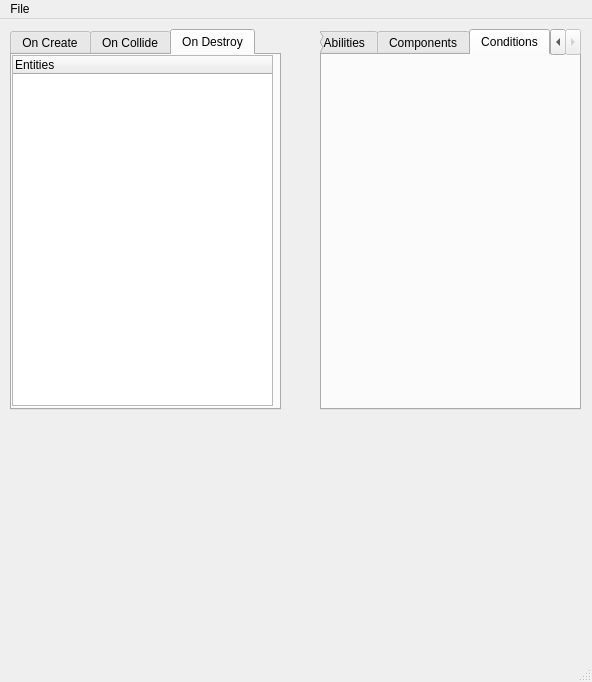
This is RootTools/AbilityEditor/UI/AbilityEditor.ui in kevinortegren/zombieshroom as Qt 5 draws it before an edit. The edited form follows.
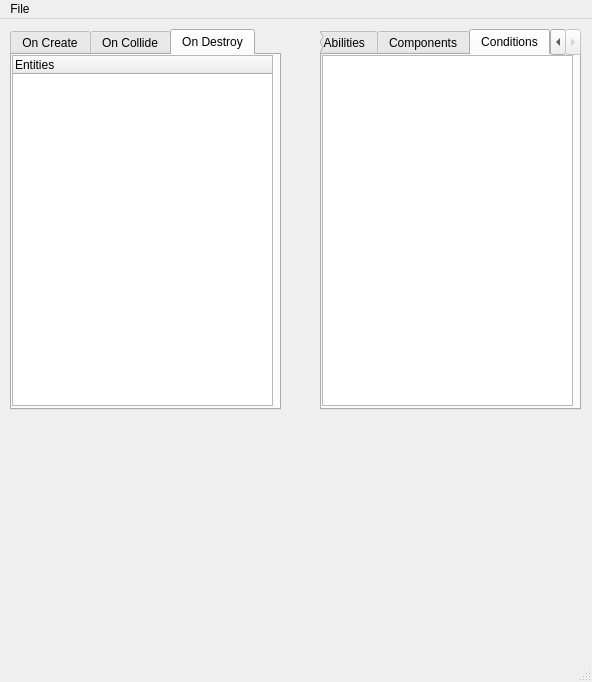
This is the edited form. The open tabs and pages were chosen to show the change.

The edit to the form file:
```diff
--- a/RootTools/AbilityEditor/UI/AbilityEditor.ui
+++ b/RootTools/AbilityEditor/UI/AbilityEditor.ui
@@ -10,6 +10,12 @@
     <height>682</height>
    </rect>
   </property>
+  <property name="sizePolicy">
+   <sizepolicy hsizetype="Preferred" vsizetype="Preferred">
+    <horstretch>0</horstretch>
+    <verstretch>0</verstretch>
+   </sizepolicy>
+  </property>
   <property name="windowTitle">
    <string>AbilityEditor</string>
   </property>
@@ -171,6 +177,16 @@
      <attribute name="title">
       <string>Conditions</string>
      </attribute>
+     <widget class="QListWidget" name="listWidget">
+      <property name="geometry">
+       <rect>
+        <x>0</x>
+        <y>0</y>
+        <width>251</width>
+        <height>351</height>
+       </rect>
+      </property>
+     </widget>
     </widget>
    </widget>
    <widget class="QWidget" name="propertyWidget" native="true">
```
Left out of the diff: 43 changed lines with no effect on the pictures.
